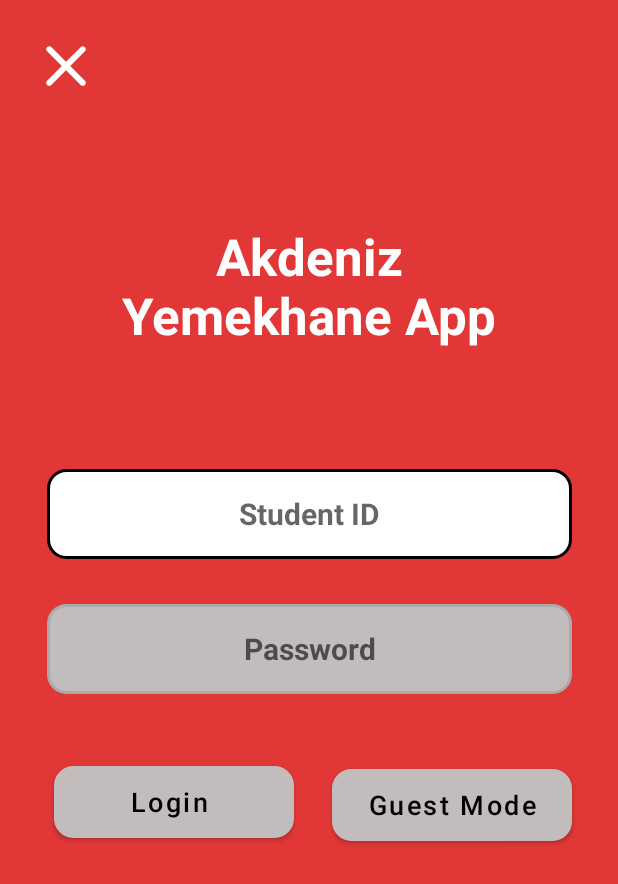
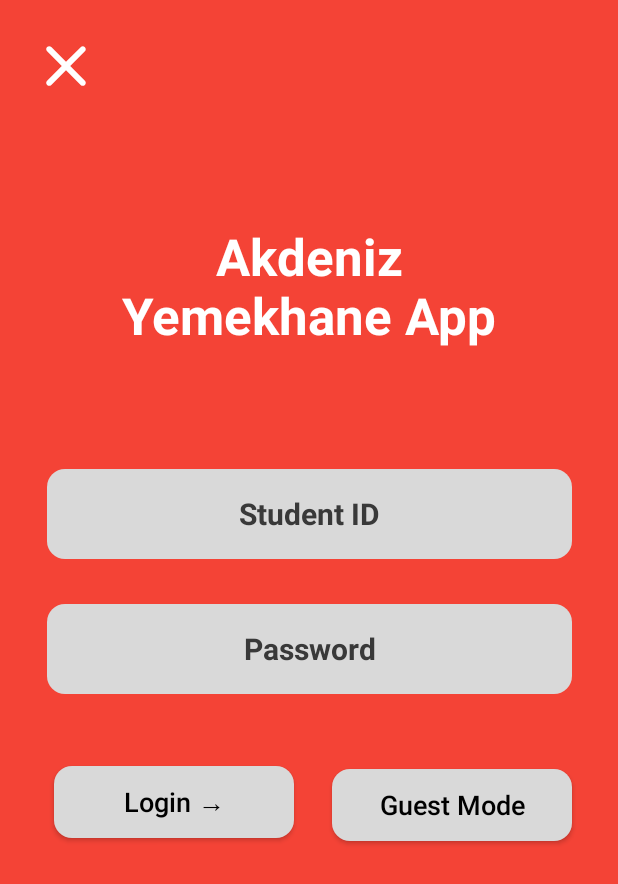
Before and after one commit to yuciferr/AkdenizYemekhaneApp, an Android app: the layout fragment_login.xml on its own in the app's theme, with its tools: preview values and no code run, on a phone screen of 412 x 824 dp. Shown: the top 884 px of the screen. Run offline under Robolectric (Android 15) with nearby library versions, the phone set to English and light mode, and no system bars.

Commit message:
colors and theme was changed

```diff
--- a/app/src/main/java/com/example/akdenizyemekhaneapp/MainActivity.kt
+++ b/app/src/main/java/com/example/akdenizyemekhaneapp/MainActivity.kt
@@ -2,6 +2,7 @@ package com.example.akdenizyemekhaneapp
 
 import androidx.appcompat.app.AppCompatActivity
 import android.os.Bundle
+import androidx.appcompat.app.AppCompatDelegate
 import androidx.navigation.*
 import androidx.navigation.ui.setupWithNavController
 import com.google.android.material.bottomnavigation.BottomNavigationView
@@ -14,5 +15,11 @@ class MainActivity : AppCompatActivity() {
         val bottomNavigationView = findViewById<BottomNavigationView>(R.id.bottomNavigationView)
         val navController = findNavController(R.id.fragment)
         bottomNavigationView.setupWithNavController(navController)
+
+        //hide top bar
+        supportActionBar?.hide()
+
+        //disable night mode
+        AppCompatDelegate.setDefaultNightMode(AppCompatDelegate.MODE_NIGHT_NO)
     }
 }
--- a/app/src/main/res/drawable/default_btn.xml
+++ b/app/src/main/res/drawable/default_btn.xml
@@ -4,18 +4,16 @@
     <!--The outline turns to colorPrimary when the EditText is in focus-->
     <item android:state_enabled="true" android:state_focused="true">
         <shape android:shape="rectangle">
-            <solid android:color="@android:color/white" />
+            <solid android:color="@color/grey" />
             <corners android:radius="12dp" />
-            <stroke android:width="2dp" android:color="@color/black" />
         </shape>
     </item>
 
     <!--The outline turns to grey when the EditText is out of focus-->
     <item android:state_enabled="true">
         <shape android:shape="rectangle">
-            <solid android:color="#C2BCBC" />
+            <solid android:color="@color/grey" />
             <corners android:radius="12dp" />
-            <stroke android:width="2dp" android:color="@android:color/darker_gray" />
         </shape>
     </item>
 
--- a/app/src/main/res/layout/fragment_login.xml
+++ b/app/src/main/res/layout/fragment_login.xml
@@ -5,7 +5,7 @@
     android:id="@+id/frameLayout"
     android:layout_width="match_parent"
     android:layout_height="match_parent"
-    android:background="#E13737"
+    android:background="@color/red"
     tools:context=".ui.login.LoginFragment">
 
     <ImageView
@@ -25,7 +25,7 @@
         android:layout_marginTop="80dp"
         android:text="Akdeniz Yemekhane App"
         android:textAlignment="center"
-        android:textColor="#FFFEFE"
+        android:textColor="@color/white"
         android:textSize="34sp"
         android:textStyle="bold"
         app:layout_constraintEnd_toEndOf="parent"
@@ -44,6 +44,7 @@
         android:hint="Student ID"
         android:inputType="textPersonName"
         android:textAlignment="center"
+        android:textColorHint="@color/dark_grey"
         android:textSize="20sp"
         android:textStyle="bold"
         app:layout_constraintEnd_toEndOf="parent"
@@ -61,6 +62,7 @@
         android:hint="Password"
         android:inputType="textPersonName"
         android:textAlignment="center"
+        android:textColorHint="@color/dark_grey"
         android:textSize="20sp"
         android:textStyle="bold"
         app:layout_constraintEnd_toEndOf="parent"
@@ -68,17 +70,17 @@
         app:layout_constraintStart_toStartOf="parent"
         app:layout_constraintTop_toBottomOf="@+id/studentNumber" />
 
-    <Button
+    <androidx.appcompat.widget.AppCompatButton
         android:id="@+id/loginButton"
         android:layout_width="160dp"
         android:layout_height="wrap_content"
         android:layout_marginStart="21dp"
         android:layout_marginTop="48dp"
         android:background="@drawable/default_btn"
-        android:text="Login "
+        android:text="Login →"
         android:textAlignment="center"
         android:textAllCaps="false"
-        android:textColor="#000000"
+        android:textColor="@color/black"
         android:textSize="18sp"
         android:textStyle="normal"
         app:layout_constraintEnd_toStartOf="@+id/guestButton"
@@ -86,7 +88,7 @@
         app:layout_constraintStart_toStartOf="parent"
         app:layout_constraintTop_toBottomOf="@+id/password" />
 
-    <Button
+    <androidx.appcompat.widget.AppCompatButton
         android:id="@+id/guestButton"
         android:layout_width="160dp"
         android:layout_height="wrap_content"
@@ -96,7 +98,7 @@
         android:background="@drawable/default_btn"
         android:text="Guest Mode"
         android:textAllCaps="false"
-        android:textColor="#000000"
+        android:textColor="@color/black"
         android:textSize="18sp"
         android:textStyle="normal"
         app:layout_constraintEnd_toEndOf="parent"
--- a/app/src/main/res/navigation/nav_graph.xml
+++ b/app/src/main/res/navigation/nav_graph.xml
@@ -3,7 +3,7 @@
     xmlns:app="http://schemas.android.com/apk/res-auto"
     xmlns:tools="http://schemas.android.com/tools"
     android:id="@+id/nav_graph.xml"
-    app:startDestination="@id/homeFragment">
+    app:startDestination="@id/loginFragment">
 
     <fragment
         android:id="@+id/loginFragment"
--- a/app/src/main/res/values/colors.xml
+++ b/app/src/main/res/values/colors.xml
@@ -1,10 +1,14 @@
 <?xml version="1.0" encoding="utf-8"?>
 <resources>
     <color name="purple_200">#FFBB86FC</color>
-    <color name="purple_500">#C2BCBC</color>
+    <color name="purple_500">#D3D3D3</color>
     <color name="purple_700">#FF3700B3</color>
     <color name="teal_200">#FF03DAC5</color>
     <color name="teal_700">#FF018786</color>
     <color name="black">#FF000000</color>
     <color name="white">#FFFFFFFF</color>
+
+    <color name="red">#F44336</color>
+    <color name="grey">#D9D9D9</color>
+    <color name="dark_grey">#393939</color>
 </resources>
--- a/app/src/main/res/values/themes.xml
+++ b/app/src/main/res/values/themes.xml
@@ -1,9 +1,9 @@
-<resources xmlns:tools="http://schemas.android.com/tools">
+<resources>
     <!-- Base application theme. -->
     <style name="Theme.AkdenizYemekhaneApp" parent="Theme.MaterialComponents.DayNight.DarkActionBar">
         <!-- Primary brand color. -->
-        <item name="colorPrimary">@color/purple_500</item>
-        <item name="colorPrimaryVariant">@color/purple_700</item>
+        <item name="colorPrimary">@color/red</item>
+        <item name="colorPrimaryVariant">@color/red</item>
         <item name="colorOnPrimary">@color/white</item>
         <!-- Secondary brand color. -->
         <item name="colorSecondary">@color/teal_200</item>
```
